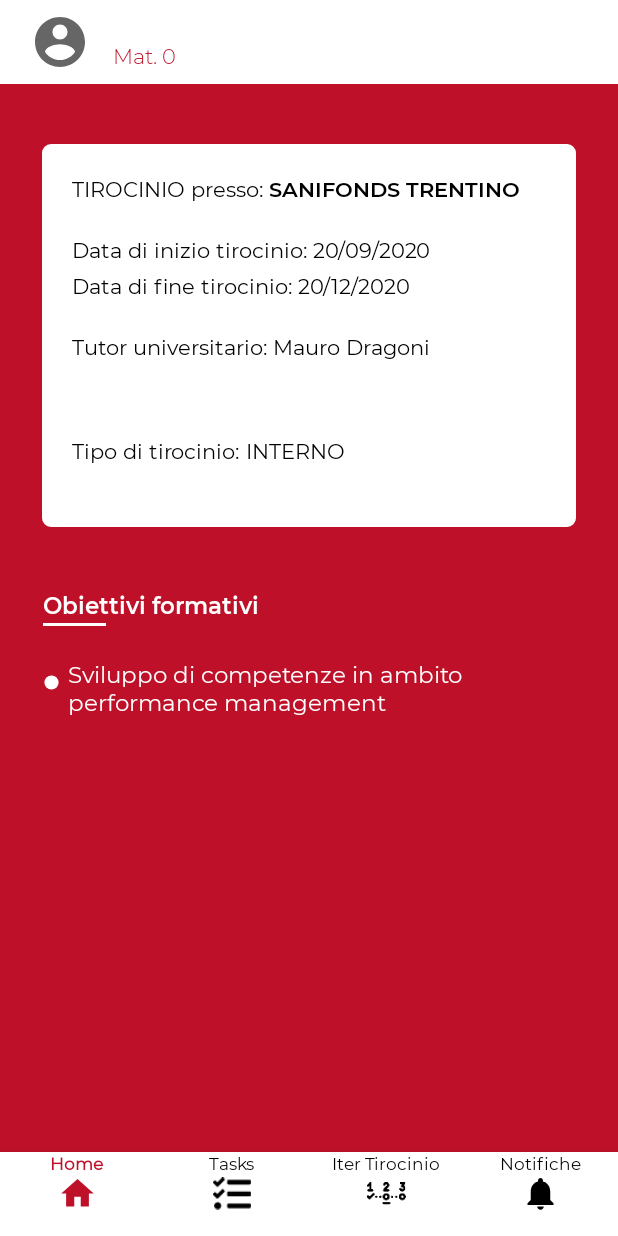
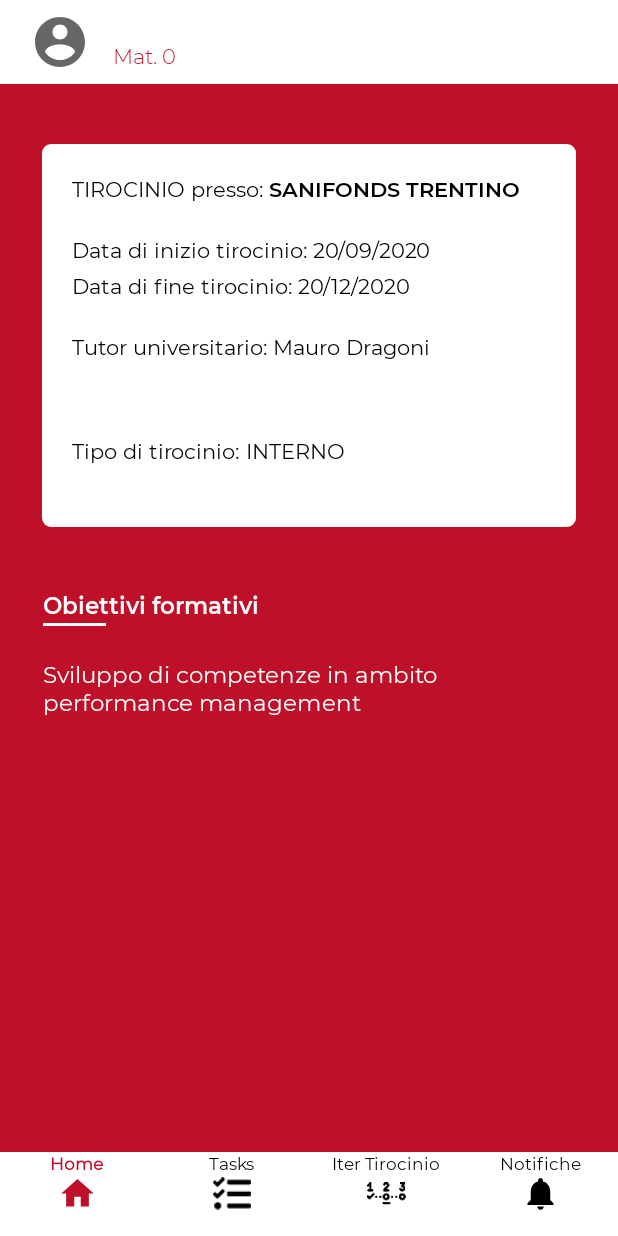
Before and after one commit to davideuez/UniStage, an Android app: the TirocinioDuranteFrag screen opened directly, with no data from a screen before it, on a phone screen of 412 x 824 dp. Run offline under Robolectric (Android 15) with nearby library versions, the phone set to English and light mode, and no system bars; our stand-ins replace CircleImageView, Firebase (no records; nobody signed in at launch, a user with empty details on screens opened directly); 11 statements that could not run were skipped.

Commit message:
Mini modifiche

```diff
--- a/app/src/main/AndroidManifest.xml
+++ b/app/src/main/AndroidManifest.xml
@@ -32,7 +32,6 @@
         <activity android:name=".AggiungiTirocinio" />
         <activity android:name=".GestisciTask" />
 
-        <service android:name=".AppService" />
     </application>
 
 </manifest>
--- a/app/src/main/java/com/example/unistage/LoginActivity.java
+++ b/app/src/main/java/com/example/unistage/LoginActivity.java
@@ -1,4 +1,4 @@
-package com.example.unistage;
+ package com.example.unistage;
 
 import androidx.annotation.NonNull;
 import androidx.annotation.Nullable;
--- a/app/src/main/res/layout/fragment_tirocinio_durante.xml
+++ b/app/src/main/res/layout/fragment_tirocinio_durante.xml
@@ -194,31 +194,18 @@
             android:layout_marginStart="7dp"
             android:layout_marginTop="1dp"/>
 
-        <LinearLayout
+        <TextView
+            android:id="@+id/obiettivo_formativo"
             android:layout_width="wrap_content"
             android:layout_height="wrap_content"
-            android:orientation="horizontal"
+            android:text="Sviluppo di competenze in ambito performance management"
+            android:fontFamily="@font/montserrat_regular"
+            android:textSize="15dp"
+            android:textColor="#ffffff"
             android:layout_marginTop="22dp"
-            android:layout_marginStart="7dp">
+            android:layout_marginStart="7dp"
+            android:layout_marginBottom="10dp"/>
 
-            <ImageView
-                android:layout_width="11dp"
-                android:layout_height="11dp"
-                android:src="@drawable/ic_baseline_brightness_1_24"
-                android:layout_marginTop="10dp"
-                android:tint="#ffffff"/>
-
-            <TextView
-                android:id="@+id/obiettivo_formativo"
-                android:layout_width="wrap_content"
-                android:layout_height="wrap_content"
-                android:text="Sviluppo di competenze in ambito performance management"
-                android:fontFamily="@font/montserrat_regular"
-                android:textSize="15dp"
-                android:layout_marginStart="5dp"
-                android:textColor="#ffffff"/>
-
-        </LinearLayout>
 
 
 
```
Also changed, not shown: app/src/main/java/com/example/unistage/AppService.java (deleted, +0 -84 lines).
